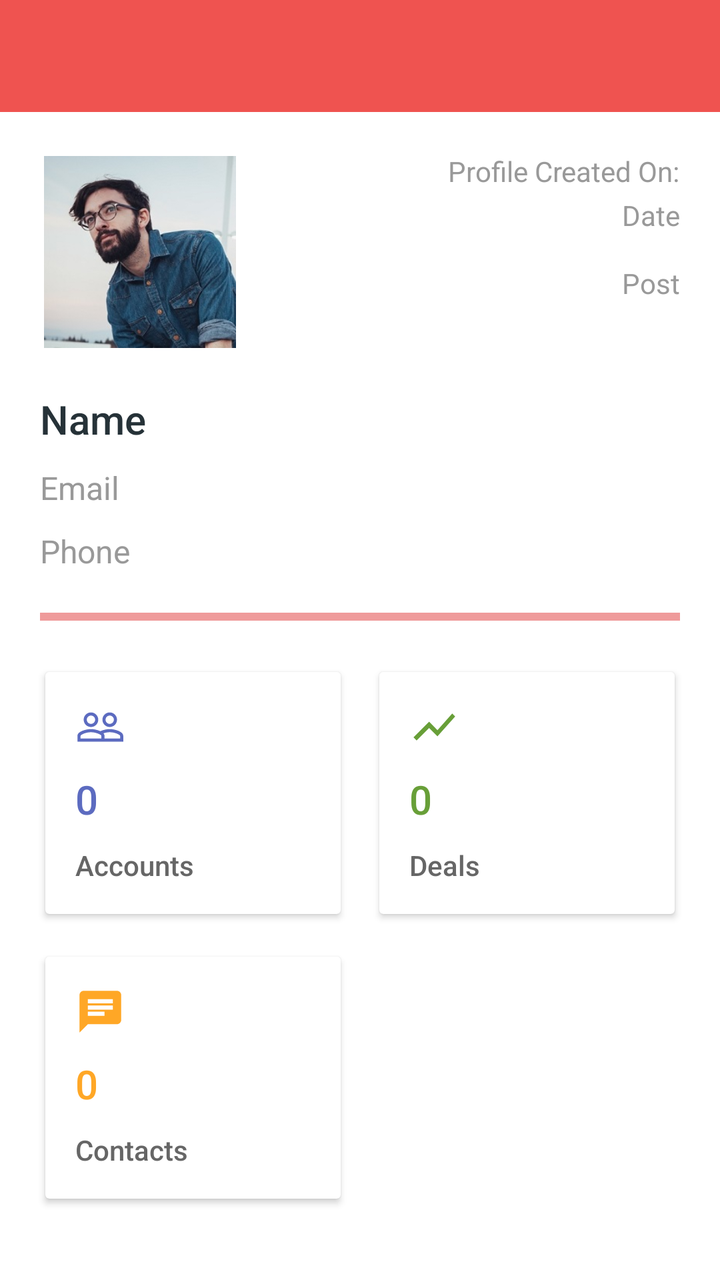
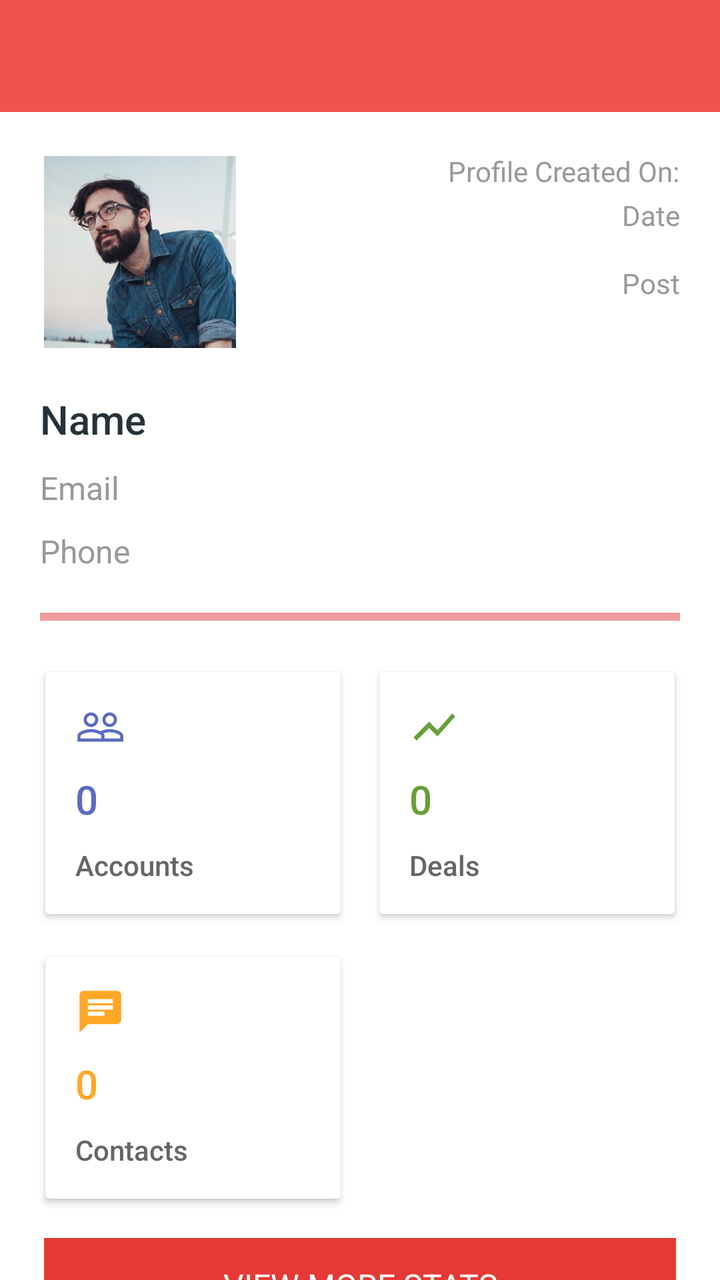

Two renders of the same Android screen: before a commit and after it. Below are the layout's source before the change and the commit's diff.
<!-- AndroidManifest.xml: application theme AppTheme -->
<!-- res/layout/activity_profile.xml -->
<?xml version="1.0" encoding="utf-8"?>
<LinearLayout xmlns:android="http://schemas.android.com/apk/res/android"
    xmlns:app="http://schemas.android.com/apk/res-auto"
    xmlns:tools="http://schemas.android.com/tools"
    android:id="@+id/main"
    android:orientation="vertical"
    android:layout_width="match_parent"
    android:layout_height="match_parent"
    tools:context=".UNUSEDAccountsActivity">

    <com.google.android.material.appbar.AppBarLayout
        android:layout_width="match_parent"
        android:layout_height="wrap_content">

        <include layout="@layout/toolbar" />

    </com.google.android.material.appbar.AppBarLayout>

<androidx.core.widget.NestedScrollView xmlns:android="http://schemas.android.com/apk/res/android"
    xmlns:app="http://schemas.android.com/apk/res-auto"
    android:id="@+id/nested_content"
    android:layout_width="match_parent"
    android:layout_height="match_parent"
    android:background="@android:color/white"
    android:clipToPadding="false"
    android:scrollbars="none"
    android:scrollingCache="true"
    app:layout_behavior="@string/appbar_scrolling_view_behavior">

    <LinearLayout
        android:layout_width="match_parent"
        android:layout_height="wrap_content"
        android:orientation="vertical">










        <LinearLayout
            android:layout_width="match_parent"
            android:layout_height="wrap_content"
            android:layout_marginLeft="@dimen/spacing_mlarge"
            android:layout_marginRight="@dimen/spacing_mlarge"
            android:layout_marginTop="@dimen/spacing_mlarge"
            android:orientation="horizontal">

            <ImageView
                android:id="@+id/image"
                android:layout_width="100dp"
                android:layout_height="100dp"
                android:background="@color/white"
                android:padding="@dimen/spacing_xsmall"
                android:src="@drawable/photo_male_2" />

            <View
                android:layout_width="0dp"
                android:layout_height="0dp"
                android:layout_weight="1" />

            <LinearLayout
                android:layout_width="wrap_content"
                android:layout_height="wrap_content"
                android:gravity="end|right"
                android:orientation="vertical">

                <TextView
                    android:layout_width="wrap_content"
                    android:layout_height="wrap_content"
                    android:text="Profile Created On:"
                    android:id="@+id/createdTextView"
                    android:textAppearance="@style/TextAppearance.AppCompat.Small"
                    android:textColor="@color/grey_40" />

                <TextView
                    android:layout_width="wrap_content"
                    android:layout_height="wrap_content"
                    android:layout_marginTop="@dimen/spacing_small"
                    android:text="Date"
                    android:id="@+id/dateCreatedTextView"
                    android:textAppearance="@style/TextAppearance.AppCompat.Small"
                    android:textColor="@color/grey_40" />

                <LinearLayout
                    android:layout_width="wrap_content"
                    android:layout_height="wrap_content"
                    android:layout_marginTop="@dimen/spacing_large"
                    android:gravity="center_vertical"
                    android:orientation="horizontal">









                    <TextView
                        android:layout_width="wrap_content"
                        android:layout_height="wrap_content"
                        android:text="Post"
                        android:id="@+id/postTextView"
                        android:textAppearance="@style/TextAppearance.AppCompat.Body1"
                        android:textColor="@color/grey_40" />

                </LinearLayout>

            </LinearLayout>

        </LinearLayout>

        <View
            android:layout_width="match_parent"
            android:layout_height="@dimen/spacing_mlarge" />

        <TextView
            android:layout_width="wrap_content"
            android:layout_height="wrap_content"
            android:text="Name"
            android:layout_marginLeft="@dimen/spacing_mlarge"
            android:layout_marginRight="@dimen/spacing_mlarge"
            android:id="@+id/profileNameTextView"
            android:textAppearance="@style/TextAppearance.AppCompat.Title"
            android:textColor="@color/blue_grey_900"
            app:fontFamily="sans-serif-medium" />

        <TextView
            android:layout_width="wrap_content"
            android:layout_height="wrap_content"
            android:layout_marginLeft="@dimen/spacing_mlarge"
            android:layout_marginTop="@dimen/spacing_middle"
            android:layout_marginRight="@dimen/spacing_mlarge"
            android:lineSpacingExtra="2dp"
            android:text="Email"
            android:id="@+id/emailTextView"
            android:textAppearance="@style/TextAppearance.AppCompat.Subhead"
            android:textColor="@color/grey_40" />

        <TextView
            android:layout_width="wrap_content"
            android:layout_height="wrap_content"
            android:layout_marginLeft="@dimen/spacing_mlarge"
            android:layout_marginTop="@dimen/spacing_middle"
            android:layout_marginRight="@dimen/spacing_mlarge"
            android:lineSpacingExtra="2dp"
            android:id="@+id/phoneTextView"
            android:text="Phone"
            android:textAppearance="@style/TextAppearance.AppCompat.Subhead"
            android:textColor="@color/grey_40" />

        <View
            android:layout_width="match_parent"
            android:layout_height="4dp"
            android:layout_margin="@dimen/spacing_mlarge"
            android:background="@color/red_200" />

        <LinearLayout
            android:layout_width="match_parent"
            android:layout_height="wrap_content"
            android:layout_marginLeft="@dimen/spacing_smlarge"
            android:layout_marginRight="@dimen/spacing_smlarge"
            android:orientation="horizontal">

            <androidx.cardview.widget.CardView
                android:layout_width="0dp"
                android:layout_height="wrap_content"
                android:layout_marginBottom="@dimen/spacing_xsmall"
                android:layout_marginLeft="@dimen/spacing_xsmall"
                android:layout_marginRight="@dimen/spacing_xsmall"
                android:layout_marginTop="@dimen/spacing_xsmall"
                android:layout_weight="1"
                android:visibility="visible"
                app:cardCornerRadius="2dp"
                app:cardElevation="2dp"
                app:cardUseCompatPadding="true">

                <LinearLayout
                    android:layout_width="match_parent"
                    android:layout_height="wrap_content"
                    android:orientation="vertical"
                    android:padding="@dimen/spacing_large">

                    <ImageView
                        android:layout_width="@dimen/spacing_mxlarge"
                        android:layout_height="@dimen/spacing_mxlarge"
                        app:srcCompat="@drawable/ic_people_outline"
                        app:tint="@color/indigo_400" />

                    <TextView
                        android:layout_width="wrap_content"
                        android:layout_height="wrap_content"
                        android:textSize="20dp"
                        android:id="@+id/accountsNumberTextView"
                        android:layout_marginTop="@dimen/spacing_middle"
                        android:text="0"
                        android:textAppearance="@style/Base.TextAppearance.AppCompat.Body2"
                        android:textColor="@color/indigo_400" />

                    <TextView
                        android:layout_width="wrap_content"
                        android:layout_height="wrap_content"
                        android:layout_marginTop="@dimen/spacing_middle"
                        android:text="Accounts"
                        android:textAppearance="@style/Base.TextAppearance.AppCompat.Body2"
                        android:textColor="@color/grey_60" />

                </LinearLayout>

            </androidx.cardview.widget.CardView>

            <View
                android:layout_width="@dimen/spacing_middle"
                android:layout_height="0dp" />

            <androidx.cardview.widget.CardView
                android:layout_width="0dp"
                android:layout_height="wrap_content"
                android:layout_marginBottom="@dimen/spacing_xsmall"
                android:layout_marginLeft="@dimen/spacing_xsmall"
                android:layout_marginRight="@dimen/spacing_xsmall"
                android:layout_marginTop="@dimen/spacing_xsmall"
                android:layout_weight="1"
                android:visibility="visible"
                app:cardCornerRadius="2dp"
                app:cardElevation="2dp"
                app:cardUseCompatPadding="true">

                <LinearLayout
                    android:layout_width="match_parent"
                    android:layout_height="wrap_content"
                    android:orientation="vertical"
                    android:padding="@dimen/spacing_large">

                    <ImageView
                        android:layout_width="@dimen/spacing_mxlarge"
                        android:layout_height="@dimen/spacing_mxlarge"
                        app:srcCompat="@drawable/ic_show_chart"
                        app:tint="@color/light_green_700" />

                    <TextView
                        android:layout_width="wrap_content"
                        android:layout_height="wrap_content"
                        android:textSize="20dp"
                        android:id="@+id/dealsNumberTextView"
                        android:layout_marginTop="@dimen/spacing_middle"
                        android:text="0"
                        android:textAppearance="@style/Base.TextAppearance.AppCompat.Body2"
                        android:textColor="@color/light_green_700" />

                    <TextView
                        android:layout_width="wrap_content"
                        android:layout_height="wrap_content"
                        android:layout_marginTop="@dimen/spacing_middle"
                        android:text="Deals"
                        android:textAppearance="@style/Base.TextAppearance.AppCompat.Body2"
                        android:textColor="@color/grey_60" />

                </LinearLayout>

            </androidx.cardview.widget.CardView>

        </LinearLayout>

        <LinearLayout
            android:layout_width="match_parent"
            android:layout_height="wrap_content"
            android:layout_marginLeft="@dimen/spacing_smlarge"
            android:layout_marginRight="@dimen/spacing_smlarge"
            android:layout_marginTop="@dimen/spacing_middle"
            android:orientation="horizontal">

            <androidx.cardview.widget.CardView
                android:layout_width="0dp"
                android:layout_height="wrap_content"
                android:layout_marginBottom="@dimen/spacing_xsmall"
                android:layout_marginLeft="@dimen/spacing_xsmall"
                android:layout_marginRight="@dimen/spacing_xsmall"
                android:layout_marginTop="@dimen/spacing_xsmall"
                android:layout_weight="1"
                android:visibility="visible"
                app:cardCornerRadius="2dp"
                app:cardElevation="2dp"
                app:cardUseCompatPadding="true">

                <LinearLayout
                    android:layout_width="match_parent"
                    android:layout_height="wrap_content"
                    android:orientation="vertical"
                    android:padding="@dimen/spacing_large">

                    <ImageView
                        android:layout_width="@dimen/spacing_mxlarge"
                        android:layout_height="@dimen/spacing_mxlarge"
                        app:srcCompat="@drawable/ic_chat"
                        app:tint="@color/orange_400" />

                    <TextView
                        android:layout_width="wrap_content"
                        android:layout_height="wrap_content"
                        android:textSize="20dp"
                        android:layout_marginTop="@dimen/spacing_middle"
                        android:text="0"
                        android:id="@+id/contactsNumberTextView"
                        android:textAppearance="@style/Base.TextAppearance.AppCompat.Body2"
                        android:textColor="@color/orange_400" />

                    <TextView
                        android:layout_width="wrap_content"
                        android:layout_height="wrap_content"
                        android:layout_marginTop="@dimen/spacing_middle"
                        android:text="Contacts"
                        android:textAppearance="@style/Base.TextAppearance.AppCompat.Body2"
                        android:textColor="@color/grey_60" />

                </LinearLayout>

            </androidx.cardview.widget.CardView>

            <View
                android:layout_width="@dimen/spacing_middle"
                android:layout_height="0dp" />

            <View
                android:layout_width="0dp"
                android:layout_height="wrap_content"
                android:layout_marginLeft="@dimen/spacing_xsmall"
                android:layout_marginRight="@dimen/spacing_xsmall"
                android:layout_weight="1" />

        </LinearLayout>

    </LinearLayout>

</androidx.core.widget.NestedScrollView>

</LinearLayout>
<!-- res/layout/toolbar.xml (included above) -->
<?xml version="1.0" encoding="utf-8"?>
<androidx.appcompat.widget.Toolbar
    xmlns:android="http://schemas.android.com/apk/res/android"
    xmlns:app="http://schemas.android.com/apk/res-auto"
    android:id="@+id/toolbar"
    android:layout_width="match_parent"
    android:layout_height="?android:attr/actionBarSize"
    android:background="@color/colorPrimary"
    app:contentInsetStartWithNavigation="0dp"
    android:theme="@style/ThemeOverlay.AppCompat.Dark.ActionBar"
    app:popupTheme="@style/ThemeOverlay.AppCompat.Light"/>
<!-- resources referenced by this layout -->
<resources>
  <color name="blue_grey_900">#263238</color>
  <color name="colorPrimary">#ef5350</color>
  <color name="grey_40">#999999</color>
  <color name="grey_60">#666666</color>
  <color name="indigo_400">#5C6BC0</color>
  <color name="light_green_700">#689F38</color>
  <color name="orange_400">#FFA726</color>
  <color name="red_200">#EF9A9A</color>
  <color name="white">#FFFFFF</color>
  <dimen name="spacing_large">15dp</dimen>
  <dimen name="spacing_middle">10dp</dimen>
  <dimen name="spacing_mlarge">20dp</dimen>
  <dimen name="spacing_mxlarge">25dp</dimen>
  <dimen name="spacing_small">3dp</dimen>
  <dimen name="spacing_smlarge">18dp</dimen>
  <dimen name="spacing_xsmall">2dp</dimen>
  <!-- drawable ic_chat (drawable) -->
  <vector xmlns:android="http://schemas.android.com/apk/res/android"
          android:width="24dp"
          android:height="24dp"
          android:viewportWidth="24.0"
          android:viewportHeight="24.0">
      <path
          android:fillColor="#FFFFFFFF"
          android:pathData="M20,2L4,2c-1.1,0 -1.99,0.9 -1.99,2L2,22l4,-4h14c1.1,0 2,-0.9 2,-2L22,4c0,-1.1 -0.9,-2 -2,-2zM6,9h12v2L6,11L6,9zM14,14L6,14v-2h8v2zM18,8L6,8L6,6h12v2z"/>
  </vector>
  <!-- drawable ic_show_chart (drawable) -->
  <vector android:height="24dp" android:tint="#FFFFFF"
      android:viewportHeight="24.0" android:viewportWidth="24.0"
      android:width="24dp" xmlns:android="http://schemas.android.com/apk/res/android">
      <path android:fillColor="#FF000000" android:pathData="M3.5,18.49l6,-6.01 4,4L22,6.92l-1.41,-1.41 -7.09,7.97 -4,-4L2,16.99z"/>
  </vector>
  <style name="AppTheme" parent="BaseTheme">
          <item name="android:windowContentTransitions">true</item>
  
  
          
      </style>
  <color name="colorPrimaryDark">#dc1814</color>
  <color name="colorAccent">#FF4081</color>
  <color name="blue_grey_600">#546E7A</color>
  <style name="Dialog.Theme" parent="Theme.AppCompat.Light.Dialog">
          <item name="colorPrimary">@color/colorPrimary</item>
          <item name="colorPrimaryDark">@color/colorPrimaryDark</item>
          <item name="colorAccent">@color/colorAccent</item>
      </style>
  <!-- unchanged entries left out for length: 3 -->
</resources>

<!-- the commit's change to res/layout/activity_profile.xml (unified diff, before → after) -->
@@ -333,6 +333,20 @@
                 android:layout_weight="1" />
 
         </LinearLayout>
+
+        <Button
+            android:layout_marginLeft="@dimen/spacing_smlarge"
+            android:layout_marginRight="@dimen/spacing_smlarge"
+            android:layout_marginTop="@dimen/spacing_middle"
+            android:id="@+id/viewMoreStatsButton"
+            style="@style/Widget.AppCompat.Button.Borderless"
+            android:layout_width="match_parent"
+            android:layout_height="55dp"
+            android:background="@drawable/btn_rect_red"
+            android:text="VIEW MORE STATS"
+            android:textAllCaps="false"
+            android:textAppearance="@style/TextAppearance.AppCompat.Subhead"
+            android:textColor="@android:color/white" />
 
     </LinearLayout>
 
<!-- resource entries referenced after the edit -->
@@ -16,6 +16,50 @@
   <dimen name="spacing_small">3dp</dimen>
   <dimen name="spacing_smlarge">18dp</dimen>
   <dimen name="spacing_xsmall">2dp</dimen>
+  <!-- drawable btn_rect_red (drawable) -->
+  <?xml version="1.0" encoding="utf-8"?>
+  <selector xmlns:android="http://schemas.android.com/apk/res/android">
+      <item android:state_pressed="true">
+  
+          <layer-list>
+              <item android:bottom="4dp" android:left="4dp" android:right="4dp" android:top="4dp">
+                  <shape android:shape="rectangle">
+                      <solid android:color="@color/red_500" />
+                      <padding android:bottom="0dp" android:left="0dp" android:right="0dp" android:top="0dp" />
+                      <size android:width="110dp" android:height="40dp" />
+                  </shape>
+              </item>
+          </layer-list>
+  
+      </item>
+      <item android:state_focused="true">
+  
+          <layer-list>
+              <item android:bottom="4dp" android:left="4dp" android:right="4dp" android:top="4dp">
+                  <shape android:shape="rectangle">
+                      <solid android:color="@color/red_500" />
+                      <padding android:bottom="0dp" android:left="0dp" android:right="0dp" android:top="0dp" />
+                      <size android:width="110dp" android:height="40dp" />
+                  </shape>
+              </item>
+          </layer-list>
+  
+      </item>
+  
+      <item>
+  
+          <layer-list>
+              <item android:bottom="4dp" android:left="4dp" android:right="4dp" android:top="4dp">
+                  <shape android:shape="rectangle">
+                      <solid android:color="@color/red_600" />
+                      <padding android:bottom="0dp" android:left="0dp" android:right="0dp" android:top="0dp" />
+                      <size android:width="110dp" android:height="40dp" />
+                  </shape>
+              </item>
+          </layer-list>
+  
+      </item>
+  </selector>
   <!-- drawable ic_chat (drawable) -->
   <vector xmlns:android="http://schemas.android.com/apk/res/android"
           android:width="24dp"
@@ -38,6 +82,8 @@
   
           
       </style>
+  <color name="red_500">#F44336</color>
+  <color name="red_600">#E53935</color>
   <color name="colorPrimaryDark">#dc1814</color>
   <color name="colorAccent">#FF4081</color>
   <color name="blue_grey_600">#546E7A</color>
